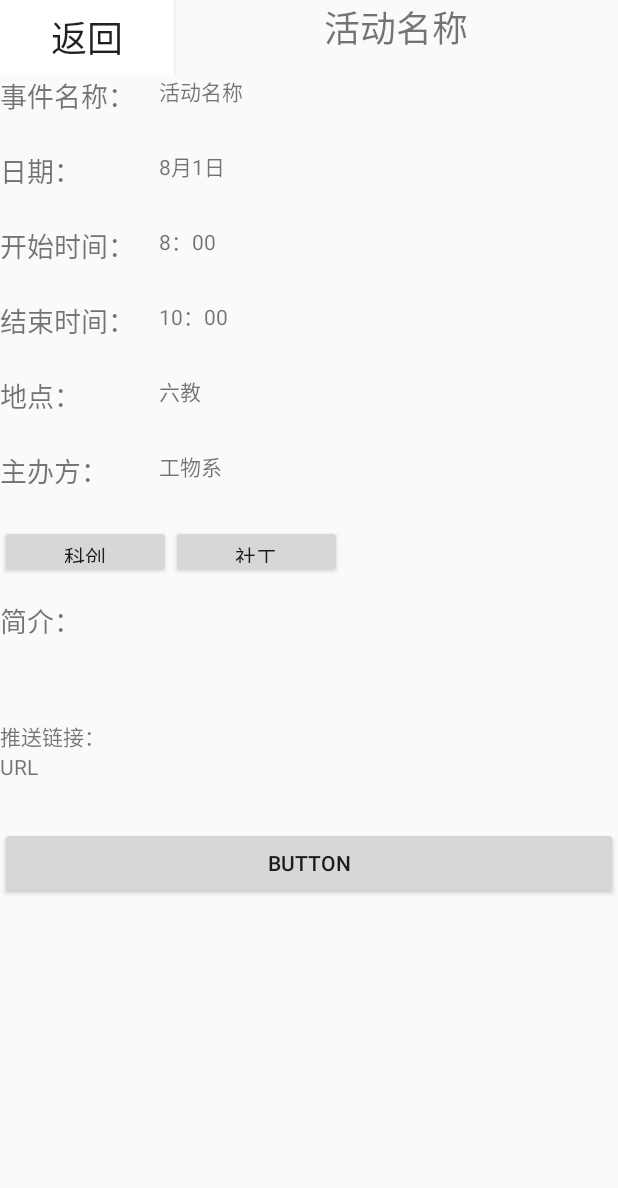
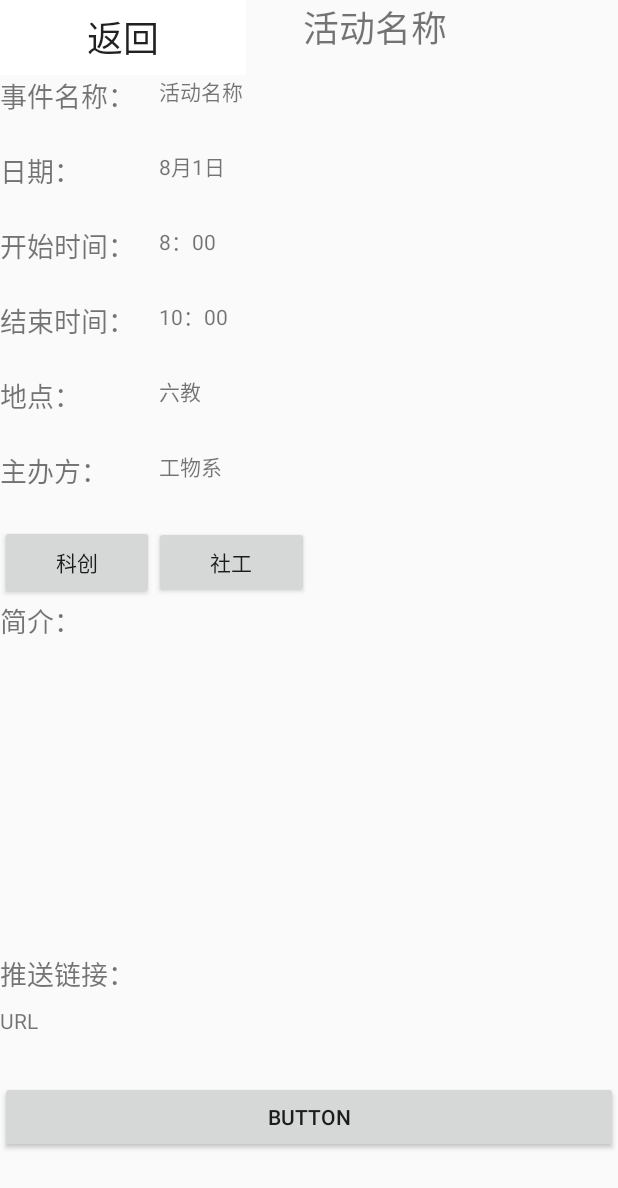
Before and after one commit to wwwjn/iKnow, an Android app: the DetailPage screen opened directly, with no data from a screen before it, on a phone screen of 412 x 824 dp. Shown: the top 1188 px of the screen. Run offline under Robolectric (Android 15) with nearby library versions, the phone set to English and light mode, and no system bars.

Commit message:
详情界面更新xml

```diff
--- a/app/src/main/res/layout/activity_detail_page.xml
+++ b/app/src/main/res/layout/activity_detail_page.xml
@@ -22,23 +22,45 @@
                 android:layout_height="50dp"
                 android:orientation="horizontal">
 
+                <LinearLayout
+                    android:layout_width="wrap_content"
+                    android:layout_height="match_parent"
+                    android:layout_weight="1"
+                    android:orientation="horizontal">
+
                     <Button
                         android:id="@+id/back_button"
-                    android:layout_width="20dp"
+                        android:layout_width="match_parent"
                         android:layout_height="match_parent"
                         android:layout_weight="1"
                         android:background="@android:color/white"
                         android:text="返回"
                         android:textSize="24sp" />
+                </LinearLayout>
+
+                <LinearLayout
+                    android:layout_width="wrap_content"
+                    android:layout_height="match_parent"
+                    android:layout_weight="1"
+                    android:orientation="horizontal">
 
                     <TextView
                         android:id="@+id/activityname"
-                    android:layout_width="200dp"
+                        android:layout_width="match_parent"
                         android:layout_height="match_parent"
                         android:layout_weight="1"
                         android:text="Activityname"
                         android:textAlignment="center"
                         android:textSize="24sp" />
+                </LinearLayout>
+
+                <LinearLayout
+                    android:layout_width="wrap_content"
+                    android:layout_height="match_parent"
+                    android:layout_weight="1"
+                    android:orientation="horizontal">
+
+                </LinearLayout>
 
             </LinearLayout>
 
@@ -47,19 +69,34 @@
                 android:layout_height="50dp"
                 android:orientation="horizontal">
 
+                <LinearLayout
+                    android:layout_width="200dp"
+                    android:layout_height="match_parent"
+                    android:layout_weight="1"
+                    android:orientation="horizontal">
+
                     <TextView
                         android:id="@+id/textView3"
-                    android:layout_width="100dp"
+                        android:layout_width="wrap_content"
                         android:layout_height="48dp"
                         android:layout_weight="1"
                         android:text="事件名称："
                         android:textSize="18sp" />
 
+                </LinearLayout>
+
+                <LinearLayout
+                    android:layout_width="400dp"
+                    android:layout_height="match_parent"
+                    android:layout_weight="1"
+                    android:orientation="horizontal">
+
                     <TextView
                         android:id="@+id/tv1"
-                    android:layout_width="300dp"
+                        android:layout_width="wrap_content"
                         android:layout_height="match_parent"
                         android:layout_weight="1" />
+                </LinearLayout>
 
             </LinearLayout>
 
@@ -68,19 +105,34 @@
                 android:layout_height="50dp"
                 android:orientation="horizontal">
 
+                <LinearLayout
+                    android:layout_width="200dp"
+                    android:layout_height="match_parent"
+                    android:layout_weight="1"
+                    android:orientation="horizontal">
+
                     <TextView
                         android:id="@+id/textView4"
-                    android:layout_width="100dp"
+                        android:layout_width="wrap_content"
                         android:layout_height="48dp"
                         android:layout_weight="1"
                         android:text="日期："
                         android:textSize="18sp" />
 
+                </LinearLayout>
+
+                <LinearLayout
+                    android:layout_width="400dp"
+                    android:layout_height="match_parent"
+                    android:layout_weight="1"
+                    android:orientation="horizontal">
+
                     <TextView
                         android:id="@+id/tv2"
-                    android:layout_width="300dp"
+                        android:layout_width="wrap_content"
                         android:layout_height="match_parent"
                         android:layout_weight="1" />
+                </LinearLayout>
 
             </LinearLayout>
 
@@ -89,19 +141,33 @@
                 android:layout_height="50dp"
                 android:orientation="horizontal">
 
+                <LinearLayout
+                    android:layout_width="200dp"
+                    android:layout_height="match_parent"
+                    android:layout_weight="1"
+                    android:orientation="horizontal">
+
                     <TextView
                         android:id="@+id/textView5"
-                    android:layout_width="100dp"
+                        android:layout_width="wrap_content"
                         android:layout_height="48dp"
                         android:layout_weight="1"
                         android:text="开始时间："
                         android:textSize="18sp" />
+                </LinearLayout>
+
+                <LinearLayout
+                    android:layout_width="400dp"
+                    android:layout_height="match_parent"
+                    android:layout_weight="1"
+                    android:orientation="horizontal">
 
                     <TextView
                         android:id="@+id/tv3"
-                    android:layout_width="300dp"
+                        android:layout_width="wrap_content"
                         android:layout_height="match_parent"
                         android:layout_weight="1" />
+                </LinearLayout>
 
             </LinearLayout>
 
@@ -110,19 +176,34 @@
                 android:layout_height="50dp"
                 android:orientation="horizontal">
 
+                <LinearLayout
+                    android:layout_width="200dp"
+                    android:layout_height="match_parent"
+                    android:layout_weight="1"
+                    android:orientation="horizontal">
+
                     <TextView
                         android:id="@+id/textView6"
-                    android:layout_width="100dp"
+                        android:layout_width="wrap_content"
                         android:layout_height="48dp"
                         android:layout_weight="1"
                         android:text="结束时间："
                         android:textSize="18sp" />
 
+                </LinearLayout>
+
+                <LinearLayout
+                    android:layout_width="400dp"
+                    android:layout_height="match_parent"
+                    android:layout_weight="1"
+                    android:orientation="horizontal">
+
                     <TextView
                         android:id="@+id/tv4"
-                    android:layout_width="300dp"
+                        android:layout_width="wrap_content"
                         android:layout_height="match_parent"
                         android:layout_weight="1" />
+                </LinearLayout>
 
             </LinearLayout>
 
@@ -131,19 +212,33 @@
                 android:layout_height="50dp"
                 android:orientation="horizontal">
 
+                <LinearLayout
+                    android:layout_width="200dp"
+                    android:layout_height="match_parent"
+                    android:layout_weight="1"
+                    android:orientation="horizontal">
+
                     <TextView
                         android:id="@+id/textView7"
-                    android:layout_width="100dp"
+                        android:layout_width="wrap_content"
                         android:layout_height="48dp"
                         android:layout_weight="1"
                         android:text="地点："
                         android:textSize="18sp" />
+                </LinearLayout>
+
+                <LinearLayout
+                    android:layout_width="400dp"
+                    android:layout_height="match_parent"
+                    android:layout_weight="1"
+                    android:orientation="horizontal">
 
                     <TextView
                         android:id="@+id/tv5"
-                    android:layout_width="300dp"
+                        android:layout_width="wrap_content"
                         android:layout_height="match_parent"
                         android:layout_weight="1" />
+                </LinearLayout>
 
             </LinearLayout>
 
@@ -152,19 +247,33 @@
                 android:layout_height="50dp"
                 android:orientation="horizontal">
 
+                <LinearLayout
+                    android:layout_width="200dp"
+                    android:layout_height="match_parent"
+                    android:layout_weight="1"
+                    android:orientation="horizontal">
+
                     <TextView
                         android:id="@+id/textView8"
-                    android:layout_width="100dp"
+                        android:layout_width="wrap_content"
                         android:layout_height="48dp"
                         android:layout_weight="1"
                         android:text="主办方："
                         android:textSize="18sp" />
+                </LinearLayout>
+
+                <LinearLayout
+                    android:layout_width="400dp"
+                    android:layout_height="match_parent"
+                    android:layout_weight="1"
+                    android:orientation="horizontal">
 
                     <TextView
                         android:id="@+id/tv6"
-                    android:layout_width="300dp"
+                        android:layout_width="wrap_content"
                         android:layout_height="match_parent"
                         android:layout_weight="1" />
+                </LinearLayout>
 
             </LinearLayout>
 
@@ -173,44 +282,67 @@
                 android:layout_height="50dp"
                 android:orientation="horizontal">
 
+                <LinearLayout
+                    android:layout_width="match_parent"
+                    android:layout_height="match_parent"
+                    android:layout_weight="1"
+                    android:orientation="horizontal">
+
                     <Button
                         android:id="@+id/tag1"
-                    android:layout_width="30dp"
-                    android:layout_height="35dp"
+                        android:layout_width="wrap_content"
+                        android:layout_height="match_parent"
                         android:layout_weight="1"
                         android:text="科创" />
 
                     <Button
                         android:id="@+id/tag2"
-                    android:layout_width="30dp"
-                    android:layout_height="35dp"
+                        android:layout_width="wrap_content"
+                        android:layout_height="wrap_content"
                         android:layout_weight="1"
                         android:text="外语" />
+                </LinearLayout>
 
-                <TextView
-                    android:id="@+id/textView9"
-                    android:layout_width="100dp"
-                    android:layout_height="wrap_content"
-                    android:layout_weight="1" />
+                <LinearLayout
+                    android:layout_width="match_parent"
+                    android:layout_height="match_parent"
+                    android:layout_weight="1"
+                    android:orientation="horizontal">
+
                 </LinearLayout>
+
+            </LinearLayout>
+
+            <LinearLayout
+                android:layout_width="match_parent"
+                android:layout_height="35dp"
+                android:orientation="horizontal">
 
                 <TextView
                     android:id="@+id/textView10"
                     android:layout_width="match_parent"
-                android:layout_height="30dp"
+                    android:layout_height="match_parent"
                     android:text="简介："
                     android:textSize="18sp" />
+            </LinearLayout>
 
             <TextView
                 android:id="@+id/textView11"
                 android:layout_width="match_parent"
-                android:layout_height="50dp" />
+                android:layout_height="200dp" />
+
+            <LinearLayout
+                android:layout_width="match_parent"
+                android:layout_height="35dp"
+                android:orientation="horizontal">
 
                 <TextView
                     android:id="@+id/textView14"
                     android:layout_width="match_parent"
-                android:layout_height="wrap_content"
-                android:text="推送链接：" />
+                    android:layout_height="match_parent"
+                    android:text="推送链接："
+                    android:textSize="18sp" />
+            </LinearLayout>
 
             <TextView
                 android:id="@+id/tv7"
```
Lines whose indentation alone changed are shown as unchanged.
